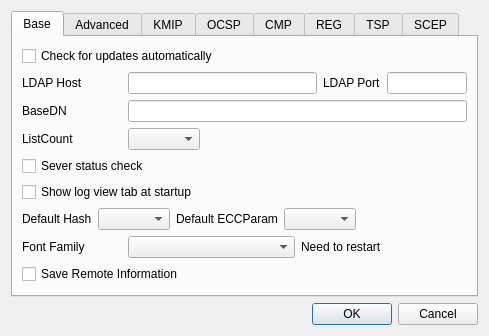
This is CertMan/settings_dlg.ui in jykim74/CertMan as Qt 5 draws it before an edit. The edited form follows.
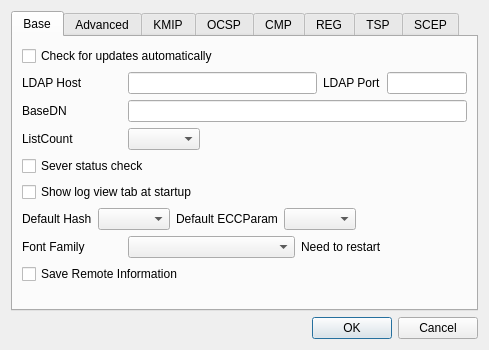
This is the edited form. The open tabs and pages were chosen to show the change.

Commit message: UI 조정

What changed in the file:
```diff
--- a/CertMan/settings_dlg.ui
+++ b/CertMan/settings_dlg.ui
@@ -7,7 +7,7 @@
     <x>0</x>
     <y>0</y>
     <width>489</width>
-    <height>327</height>
+    <height>350</height>
    </rect>
   </property>
   <property name="windowTitle">
```
Left out of the diff: 2 changed lines with no effect on the pictures.
